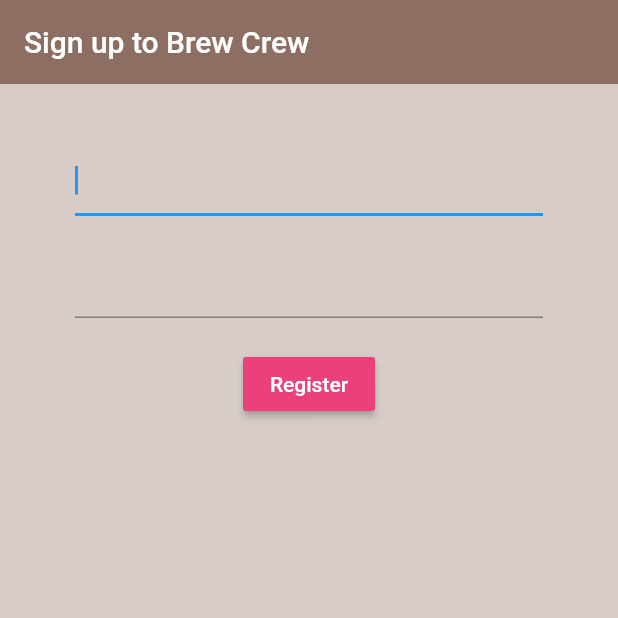
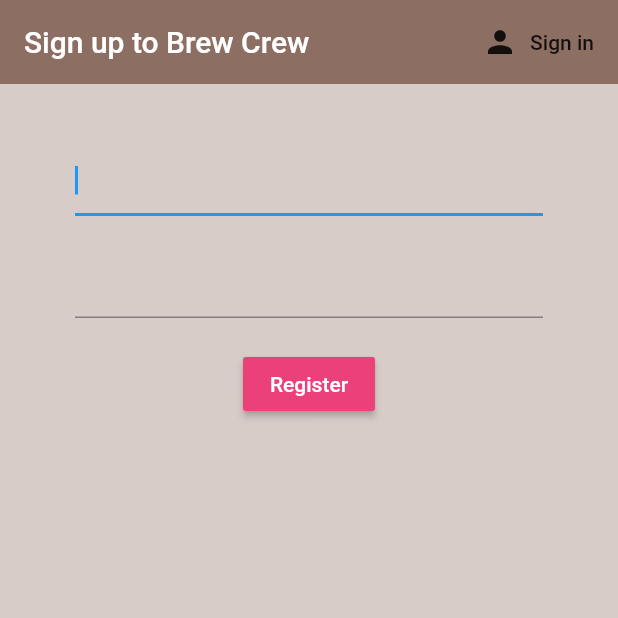
Before and after one commit to jawadahmedtaj/BrewCrew, a Flutter app: the screen it shows after launch, after a tap on "Register", on a phone screen of 412 x 824 dp, the top half of it. Run offline on Flutter 3.47's test engine with Material 2 defaults, Android fonts, the phone set to English and light mode, and no system bars; our stand-ins replace firebase_auth; accounts and stored records are empty.

Commit message:
register and sign in switching

```diff
--- a/lib/screens/auth/authenticate.dart
+++ b/lib/screens/auth/authenticate.dart
@@ -8,10 +8,16 @@ class Authenticate extends StatefulWidget {
 }
 
 class _AuthenticateState extends State<Authenticate> {
+  bool showSignIn = true;
+  void toggleView() {
+    setState(() => showSignIn = !showSignIn);
+  }
+
   @override
   Widget build(BuildContext context) {
-    return Container(
-      child: Register(),
-    );
+    if (showSignIn)
+      return SignIn(toggleView: toggleView);
+    else
+      return Register(toggleView: toggleView);
   }
 }
--- a/lib/screens/auth/register.dart
+++ b/lib/screens/auth/register.dart
@@ -2,6 +2,9 @@ import 'package:brew_crew/services/auth.dart';
 import 'package:flutter/material.dart';
 
 class Register extends StatefulWidget {
+  final Function toggleView;
+  Register({this.toggleView});
+
   @override
   _RegisterState createState() => _RegisterState();
 }
@@ -20,6 +23,15 @@ class _RegisterState extends State<Register> {
         backgroundColor: Colors.brown[400],
         elevation: 0,
         title: Text("Sign up to Brew Crew"),
+        actions: <Widget>[
+          FlatButton.icon(
+            onPressed: () {
+              widget.toggleView();
+            },
+            icon: Icon(Icons.person),
+            label: Text('Sign in'),
+          )
+        ],
       ),
       body: Container(
         padding: EdgeInsets.symmetric(vertical: 20, horizontal: 50),
--- a/lib/screens/auth/sign_in.dart
+++ b/lib/screens/auth/sign_in.dart
@@ -2,6 +2,9 @@ import 'package:brew_crew/services/auth.dart';
 import 'package:flutter/material.dart';
 
 class SignIn extends StatefulWidget {
+  final Function toggleView;
+  SignIn({this.toggleView});
+
   @override
   _SignInState createState() => _SignInState();
 }
@@ -21,6 +24,15 @@ class _SignInState extends State<SignIn> {
         backgroundColor: Colors.brown[400],
         elevation: 0,
         title: Text("Sign in to Brew Crew"),
+        actions: <Widget>[
+          FlatButton.icon(
+            onPressed: () {
+              widget.toggleView();
+            },
+            icon: Icon(Icons.person),
+            label: Text('Register'),
+          )
+        ],
       ),
       body: Container(
         padding: EdgeInsets.symmetric(vertical: 20, horizontal: 50),
```
Also changed, not shown: 3 other files.
